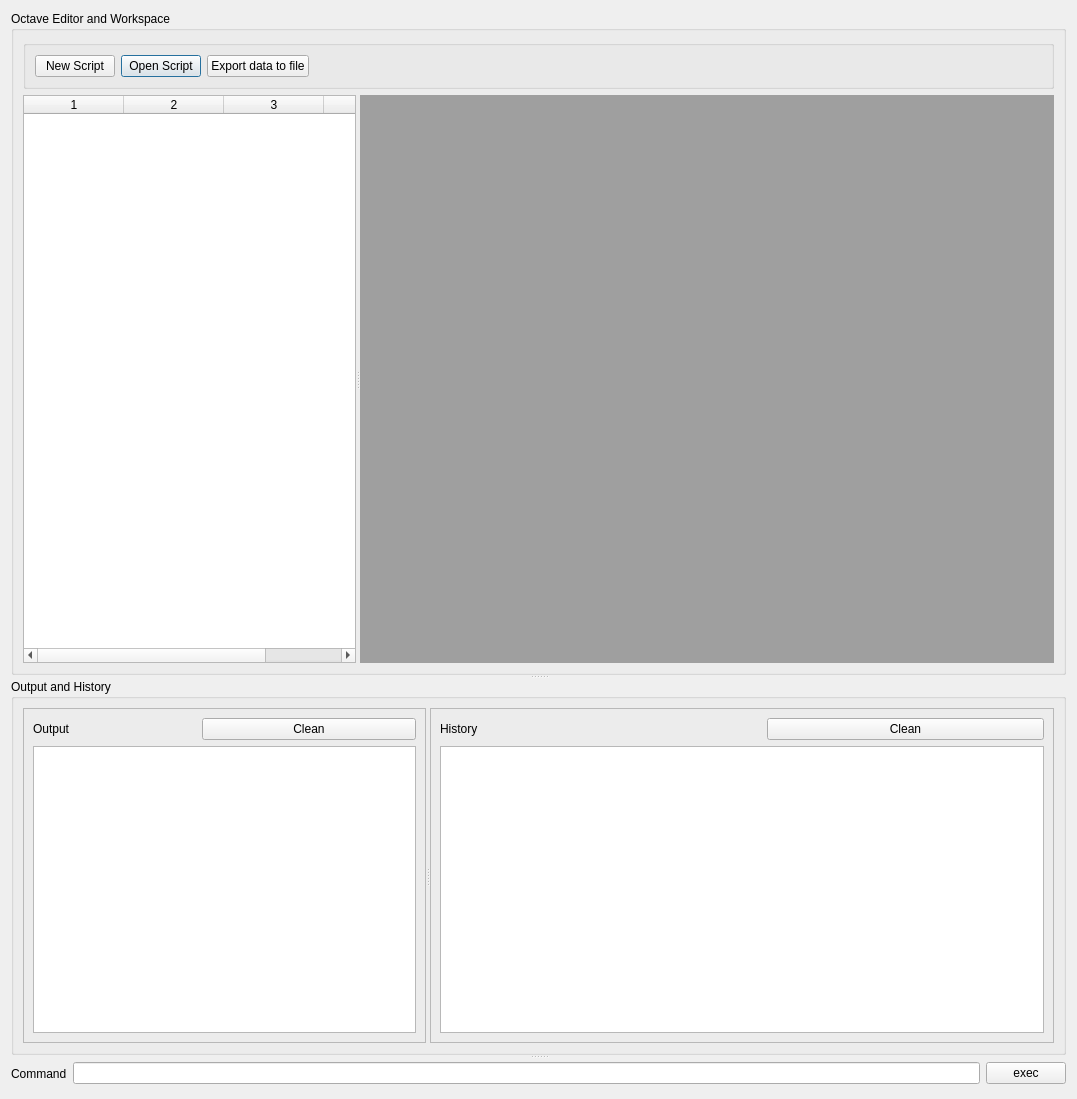
Above: uiElements/mdioctaveinterface.ui from ARIA-Sensing-srl/ARIA_RDK before the change. Below: the same form after it.
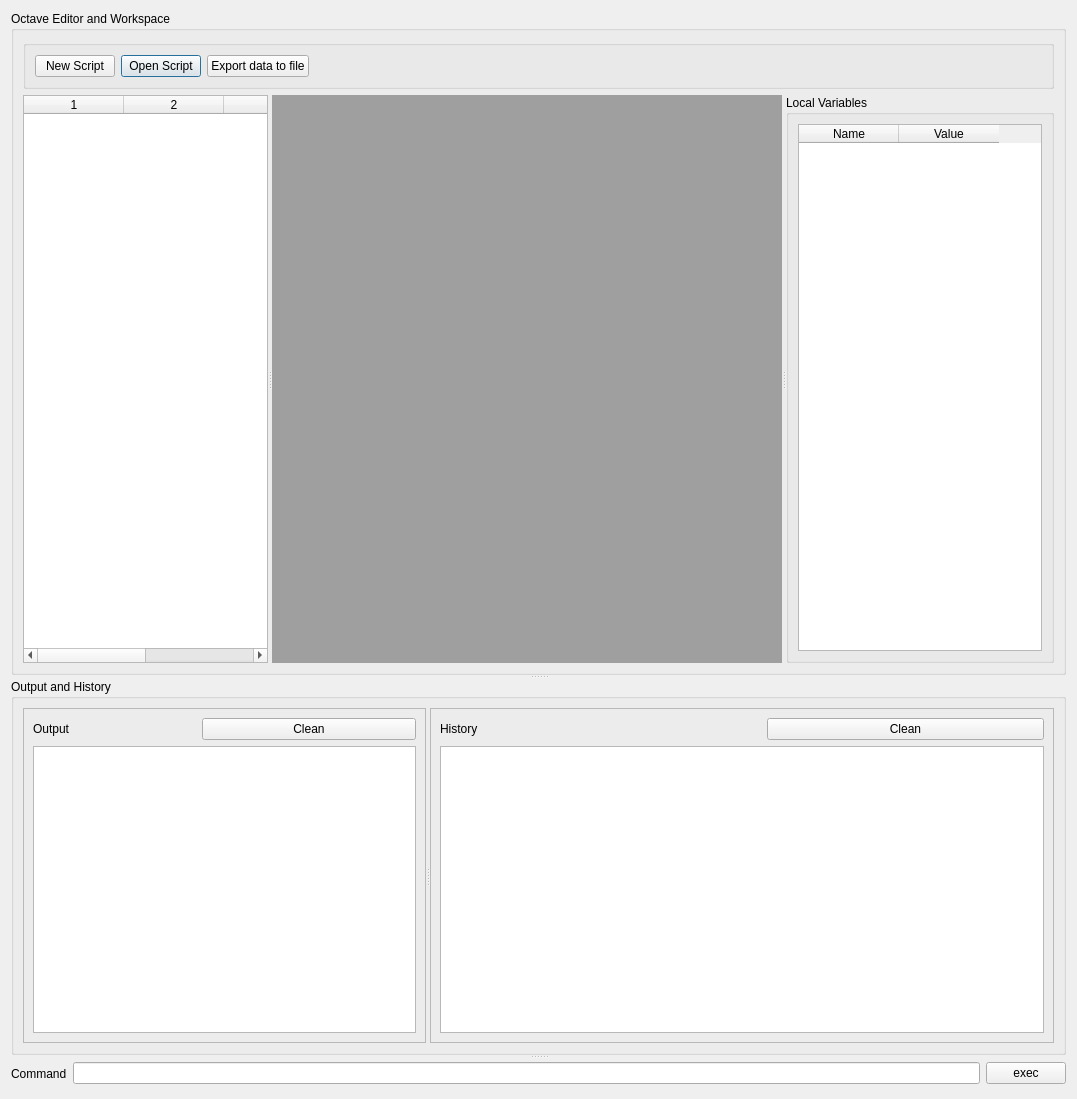
That is the form after the change. Icons and pictures are not drawn.

Diff of the .ui file:
```diff
--- a/uiElements/mdioctaveinterface.ui
+++ b/uiElements/mdioctaveinterface.ui
@@ -100,7 +100,7 @@
          </layout>
         </widget>
        </item>
-       <item row="2" column="0">
+       <item row="1" column="0">
         <widget class="QSplitter" name="splitter_3">
          <property name="orientation">
           <enum>Qt::Orientation::Horizontal</enum>
@@ -143,6 +143,30 @@
            </sizepolicy>
           </property>
          </widget>
+         <widget class="QGroupBox" name="LocalVars">
+          <property name="title">
+           <string>Local Variables</string>
+          </property>
+          <layout class="QGridLayout" name="gridLayout_5">
+           <item row="0" column="0">
+            <widget class="QTableWidget" name="tbLocalVars">
+             <property name="editTriggers">
+              <set>QAbstractItemView::EditTrigger::NoEditTriggers</set>
+             </property>
+             <column>
+              <property name="text">
+               <string>Name</string>
+              </property>
+             </column>
+             <column>
+              <property name="text">
+               <string>Value</string>
+              </property>
+             </column>
+            </widget>
+           </item>
+          </layout>
+         </widget>
         </widget>
        </item>
       </layout>
```
